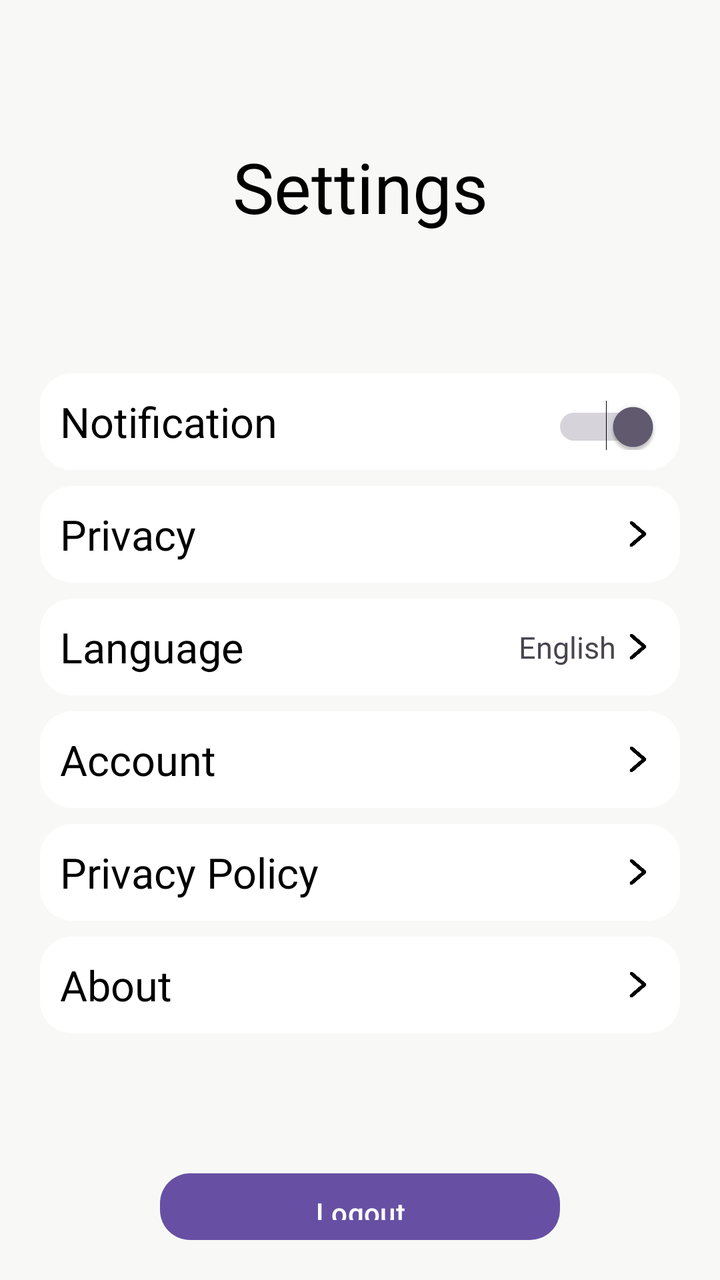
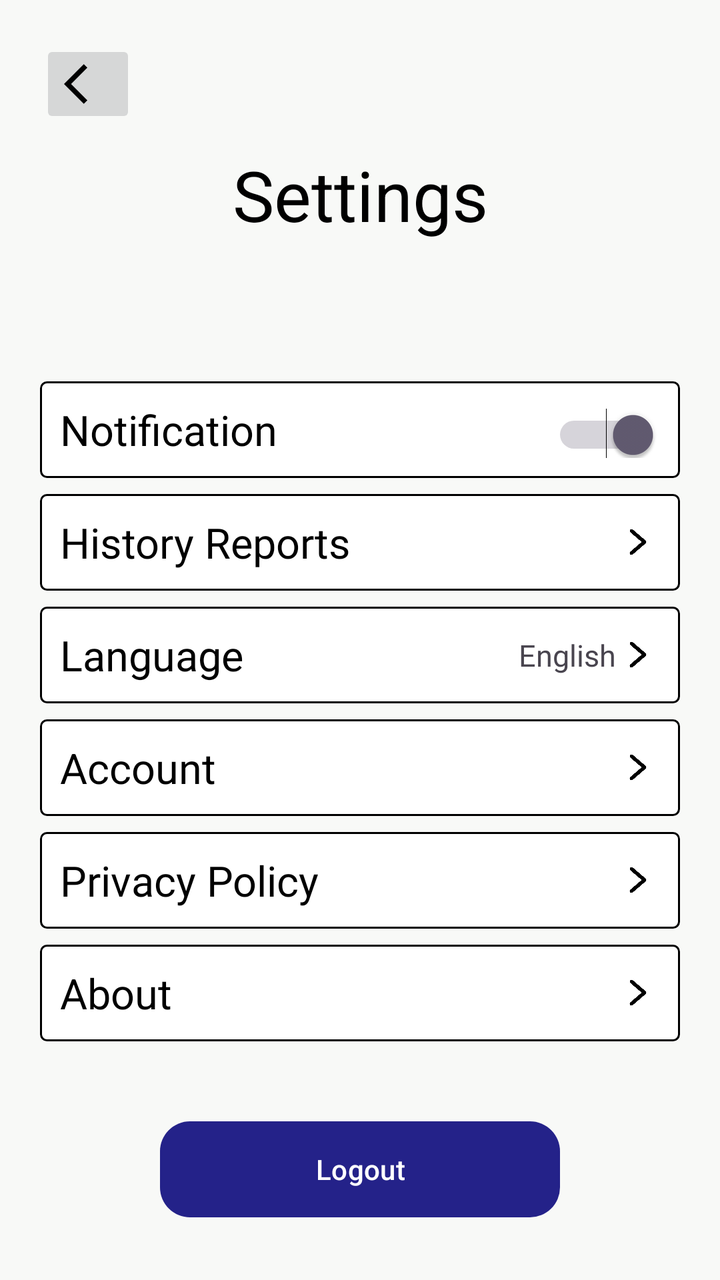

Before-and-after screenshots of an Android layout around one commit, followed by the original layout XML and the change that was made.
<!-- AndroidManifest.xml: application theme Theme.Techtonic -->
<!-- res/layout/fragment_settings.xml -->
<?xml version="1.0" encoding="utf-8"?>
<FrameLayout
    xmlns:android="http://schemas.android.com/apk/res/android"
    xmlns:tools="http://schemas.android.com/tools"
    android:layout_width="match_parent"
    android:layout_height="match_parent"
    tools:context=".Fragments.Settings"
    android:background="@color/background">
    <LinearLayout
        android:layout_width="match_parent"
        android:layout_height="wrap_content"
        android:orientation="vertical"
        android:layout_margin="20dp"
        android:gravity="center">
        <TextView
            android:layout_width="match_parent"
            android:layout_height="wrap_content"
            android:text="Settings"
            android:textSize="35sp"
            android:layout_marginTop="50dp"
            android:gravity="center"
            android:textColor="@color/black"/>
        <LinearLayout
            android:layout_width="match_parent"
            android:layout_height="wrap_content"
            android:orientation="horizontal"
            android:padding="10dp"
            android:layout_marginTop="70dp"
            android:background="@drawable/settings_rounded_corner">
            <TextView
                android:layout_width="match_parent"
                android:layout_height="wrap_content"
                android:text="Notification"
                android:textSize="21sp"
                android:textColor="@color/black"
                android:layout_weight="1"/>
            <Switch
                android:id="@+id/notification_switch"
                android:layout_width="wrap_content"
                android:layout_height="wrap_content"
                android:checked="true"
                android:layout_marginStart="10dp"
                tools:ignore="UseSwitchCompatOrMaterialXml"/>
        </LinearLayout>
        <LinearLayout
            android:layout_width="match_parent"
            android:layout_height="wrap_content"
            android:orientation="horizontal"
            android:padding="10dp"
            android:layout_marginTop="8dp"
            android:background="@drawable/settings_rounded_corner">
            <TextView
                android:layout_width="match_parent"
                android:layout_height="wrap_content"
                android:text="Privacy" android:textSize="21sp"
                android:textColor="@color/black" android:layout_weight="1"/>
            <ImageView
                android:layout_width="22dp"
                android:layout_height="22dp"
                android:src="@drawable/next"
                android:layout_gravity="center"/>
        </LinearLayout>
        <LinearLayout
            android:layout_width="match_parent"
            android:layout_height="wrap_content"
            android:orientation="horizontal"
            android:padding="10dp"
            android:layout_marginTop="8dp"
            android:background="@drawable/settings_rounded_corner"
            tools:ignore="ExtraText">
            <TextView
                android:layout_width="match_parent"
                android:layout_height="wrap_content"
                android:text="Language"
                android:textSize="21sp"
                android:textColor="@color/black"
                android:layout_weight="1"/>
            <TextView
                android:id="@+id/selected_language"
                android:layout_width="wrap_content"
                android:layout_height="wrap_content"
                android:text="English"
                android:textSize="15sp"
                android:layout_gravity="center"/>
            <ImageView
                android:id="@+id/language_icon"
                android:layout_width="22dp"
                android:layout_height="22dp"
                android:src="@drawable/next"
                android:layout_gravity="center"/>
        </LinearLayout>
        <LinearLayout
            android:layout_width="match_parent"
            android:layout_height="wrap_content"
            android:orientation="horizontal"
            android:padding="10dp"
            android:layout_marginTop="8dp"
            android:background="@drawable/settings_rounded_corner">
            <TextView
                android:layout_width="match_parent"
                android:layout_height="wrap_content"
                android:text="Account"
                android:textSize="21sp"
                android:textColor="@color/black"
                android:layout_weight="1"/>
            <ImageView
                android:layout_width="22dp"
                android:layout_height="22dp"
                android:src="@drawable/next"
                android:layout_gravity="center"/>
        </LinearLayout>
        <LinearLayout
            android:layout_width="match_parent"
            android:layout_height="wrap_content"
            android:orientation="horizontal"
            android:padding="10dp"
            android:layout_marginTop="8dp"
            android:background="@drawable/settings_rounded_corner">
            <TextView
                android:layout_width="match_parent"
                android:layout_height="wrap_content"
                android:text="Privacy Policy"
                android:textSize="21sp"
                android:textColor="@color/black"
                android:layout_weight="1"/>
            <ImageView
                android:layout_width="22dp"
                android:layout_height="22dp"
                android:src="@drawable/next"
                android:layout_gravity="center"/>
        </LinearLayout>
        <LinearLayout
            android:layout_width="match_parent"
            android:layout_height="wrap_content"
            android:orientation="horizontal"
            android:padding="10dp"
            android:layout_marginTop="8dp"
            android:background="@drawable/settings_rounded_corner">
            <TextView
                android:layout_width="match_parent"
                android:layout_height="wrap_content"
                android:text="About"
                android:textSize="21sp"
                android:textColor="@color/black"
                android:layout_weight="1"/>
            <ImageView
                android:layout_width="22dp"
                android:layout_height="22dp"
                android:src="@drawable/next"
                android:layout_gravity="center"/>
        </LinearLayout>
        <Button
            android:id="@+id/logout"
            android:layout_width="200dp"
            android:layout_height="wrap_content"
            android:text="Logout"
            android:backgroundTint="#9997FB"
            android:background="@drawable/roundcorner"
            android:layout_marginTop="70dp"/>
    </LinearLayout>
</FrameLayout>
<!-- resources referenced by this layout -->
<resources>
  <color name="background">#F8F9F7</color>
  <color name="black">#000000</color>
  <!-- drawable next: png bitmap (drawable, 4939 bytes) -->
  <!-- drawable roundcorner (drawable) -->
  <?xml version="1.0" encoding="utf-8"?>
  <shape xmlns:android="http://schemas.android.com/apk/res/android">
      <corners android:radius="15dp" />
  </shape>
  <!-- drawable settings_rounded_corner (drawable) -->
  <?xml version="1.0" encoding="utf-8"?>
  <shape xmlns:android="http://schemas.android.com/apk/res/android"
      android:shape="rectangle">
      <solid android:color="@color/white"/>
      <corners android:radius="16dp" />
  </shape>
  <style name="Theme.Techtonic" parent="Base.Theme.Techtonic" />
  <color name="white">#FFFFFFFF</color>
  <style name="Base.Theme.Techtonic" parent="Theme.Material3.DayNight.NoActionBar">
  
      </style>
</resources>

<!-- the commit's change to res/layout/fragment_settings.xml (unified diff, before → after) -->
@@ -1,10 +1,11 @@
 <?xml version="1.0" encoding="utf-8"?>
-<FrameLayout
-    xmlns:android="http://schemas.android.com/apk/res/android"
+<FrameLayout xmlns:android="http://schemas.android.com/apk/res/android"
     xmlns:tools="http://schemas.android.com/tools"
     android:layout_width="match_parent"
     android:layout_height="match_parent"
+    xmlns:app="http://schemas.android.com/apk/res-auto"
     tools:context=".Fragments.Settings"
+    android:id="@+id/fragment_settings"
     android:background="@color/background">
     <LinearLayout
         android:layout_width="match_parent"
@@ -12,12 +13,19 @@
         android:orientation="vertical"
         android:layout_margin="20dp"
         android:gravity="center">
+        <ImageButton
+            android:id="@+id/back_button"
+            android:layout_width="wrap_content"
+            android:layout_height="wrap_content"
+            android:src="@drawable/ic_back"
+            android:layout_gravity="left"/>
+
         <TextView
             android:layout_width="match_parent"
             android:layout_height="wrap_content"
             android:text="Settings"
             android:textSize="35sp"
-            android:layout_marginTop="50dp"
+            android:layout_marginTop="10dp"
             android:gravity="center"
             android:textColor="@color/black"/>
         <LinearLayout
@@ -26,7 +34,7 @@
             android:orientation="horizontal"
             android:padding="10dp"
             android:layout_marginTop="70dp"
-            android:background="@drawable/settings_rounded_corner">
+            android:background="@drawable/listview_border">
             <TextView
                 android:layout_width="match_parent"
                 android:layout_height="wrap_content"
@@ -39,6 +47,7 @@
                 android:layout_width="wrap_content"
                 android:layout_height="wrap_content"
                 android:checked="true"
+                android:backgroundTint="@color/Blue"
                 android:layout_marginStart="10dp"
                 tools:ignore="UseSwitchCompatOrMaterialXml"/>
         </LinearLayout>
@@ -48,13 +57,14 @@
             android:orientation="horizontal"
             android:padding="10dp"
             android:layout_marginTop="8dp"
-            android:background="@drawable/settings_rounded_corner">
+            android:background="@drawable/listview_border">
             <TextView
                 android:layout_width="match_parent"
                 android:layout_height="wrap_content"
-                android:text="Privacy" android:textSize="21sp"
+                android:text="History Reports" android:textSize="21sp"
                 android:textColor="@color/black" android:layout_weight="1"/>
             <ImageView
+                android:id="@+id/historyreports"
                 android:layout_width="22dp"
                 android:layout_height="22dp"
                 android:src="@drawable/next"
@@ -66,7 +76,7 @@
             android:orientation="horizontal"
             android:padding="10dp"
             android:layout_marginTop="8dp"
-            android:background="@drawable/settings_rounded_corner"
+            android:background="@drawable/listview_border"
             tools:ignore="ExtraText">
             <TextView
                 android:layout_width="match_parent"
@@ -95,7 +105,7 @@
             android:orientation="horizontal"
             android:padding="10dp"
             android:layout_marginTop="8dp"
-            android:background="@drawable/settings_rounded_corner">
+            android:background="@drawable/listview_border">
             <TextView
                 android:layout_width="match_parent"
                 android:layout_height="wrap_content"
@@ -115,7 +125,7 @@
             android:orientation="horizontal"
             android:padding="10dp"
             android:layout_marginTop="8dp"
-            android:background="@drawable/settings_rounded_corner">
+            android:background="@drawable/listview_border">
             <TextView
                 android:layout_width="match_parent"
                 android:layout_height="wrap_content"
@@ -135,7 +145,7 @@
             android:orientation="horizontal"
             android:padding="10dp"
             android:layout_marginTop="8dp"
-            android:background="@drawable/settings_rounded_corner">
+            android:background="@drawable/listview_border">
             <TextView
                 android:layout_width="match_parent"
                 android:layout_height="wrap_content"
@@ -154,8 +164,9 @@
             android:layout_width="200dp"
             android:layout_height="wrap_content"
             android:text="Logout"
-            android:backgroundTint="#9997FB"
+            app:backgroundTint="@color/Blue"
+            android:textColor="@android:color/white"
             android:background="@drawable/roundcorner"
-            android:layout_marginTop="70dp"/>
+            android:layout_marginTop="40dp"/>
     </LinearLayout>
 </FrameLayout>
<!-- resource entries referenced after the edit -->
@@ -1,22 +1,35 @@
 <!-- resources referenced by this layout -->
 <resources>
+  <color name="Blue">#242289</color>
   <color name="background">#F8F9F7</color>
   <color name="black">#000000</color>
+  <!-- drawable ic_back (drawable) -->
+  <vector xmlns:android="http://schemas.android.com/apk/res/android" android:autoMirrored="true" android:height="24dp" android:tint="#000000" android:viewportHeight="24" android:viewportWidth="24" android:width="24dp">
+        
+      <path android:fillColor="@android:color/white" android:pathData="M11.67,3.87L9.9,2.1 0,12l9.9,9.9 1.77,-1.77L3.54,12z"/>
+      
+  </vector>
+  <!-- drawable listview_border (drawable) -->
+  <?xml version="1.0" encoding="utf-8"?>
+  <shape xmlns:android="http://schemas.android.com/apk/res/android">
+      <solid android:color="#FFFFFF" />
+      <stroke
+          android:width="1dp"
+          android:color="#000000" />
+      <corners android:radius="3dp" />
+      <padding
+          android:left="8dp"
+          android:top="8dp"
+          android:right="8dp"
+          android:bottom="8dp" />
+  </shape>
   <!-- drawable next: png bitmap (drawable, 4939 bytes) -->
   <!-- drawable roundcorner (drawable) -->
   <?xml version="1.0" encoding="utf-8"?>
   <shape xmlns:android="http://schemas.android.com/apk/res/android">
-      <corners android:radius="15dp" />
-  </shape>
-  <!-- drawable settings_rounded_corner (drawable) -->
-  <?xml version="1.0" encoding="utf-8"?>
-  <shape xmlns:android="http://schemas.android.com/apk/res/android"
-      android:shape="rectangle">
-      <solid android:color="@color/white"/>
-      <corners android:radius="16dp" />
+      <corners android:radius="15dp"  />
   </shape>
   <style name="Theme.Techtonic" parent="Base.Theme.Techtonic" />
-  <color name="white">#FFFFFFFF</color>
   <style name="Base.Theme.Techtonic" parent="Theme.Material3.DayNight.NoActionBar">
   
       </style>
